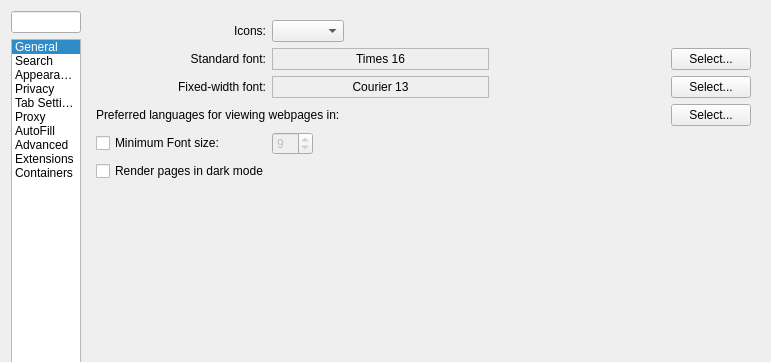
Qt form src/settings.ui (IT-Space-2026/arktos) before a commit; both pictures show x 0 to 771 and y 0 to 362 of the 771 by 1214 pixel window.
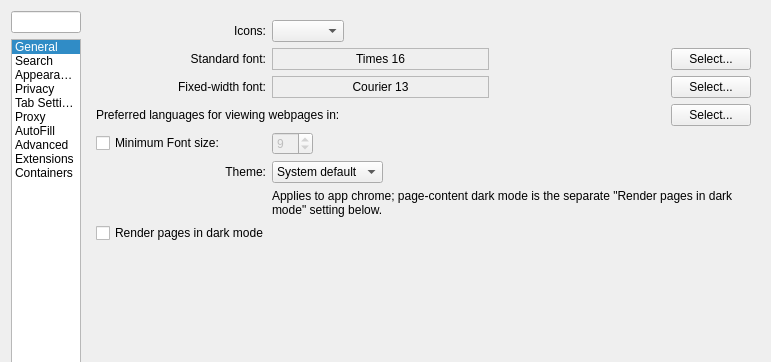
The same form after that commit. The open tabs and pages were chosen to show the change. Custom widgets are drawn as their Qt base class.

Commit message: THEME01: dark-mode UI switch on Preferences' Appearance page

```diff
--- a/src/settings.ui
+++ b/src/settings.ui
@@ -1301,7 +1301,61 @@
          </property>
         </widget>
        </item>
-       <item row="5" column="0" colspan="3">
+       <item row="5" column="0">
+        <widget class="QLabel" name="themeLabel">
+         <property name="text">
+          <string>Theme:</string>
+         </property>
+         <property name="alignment">
+          <set>Qt::AlignRight|Qt::AlignTrailing|Qt::AlignVCenter</set>
+         </property>
+         <property name="buddy">
+          <cstring>themeCombo</cstring>
+         </property>
+        </widget>
+       </item>
+       <item row="5" column="1" colspan="4">
+        <widget class="QComboBox" name="themeCombo">
+         <property name="sizePolicy">
+          <sizepolicy hsizetype="Maximum" vsizetype="Fixed">
+           <horstretch>0</horstretch>
+           <verstretch>0</verstretch>
+          </sizepolicy>
+         </property>
+         <property name="toolTip">
+          <string>Color scheme for Arora's own windows, menus and dialogs. &quot;System default&quot; follows the desktop preference.</string>
+         </property>
+         <property name="accessibleName">
+          <string>Theme</string>
+         </property>
+         <item>
+          <property name="text">
+           <string>System default</string>
+          </property>
+         </item>
+         <item>
+          <property name="text">
+           <string>Light</string>
+          </property>
+         </item>
+         <item>
+          <property name="text">
+           <string>Dark</string>
+          </property>
+         </item>
+        </widget>
+       </item>
+       <item row="6" column="1" colspan="4">
+        <widget class="QLabel" name="themeNoteLabel">
+         <property name="text">
+          <string>Applies to app chrome; page-content dark mode is the separate &quot;Render pages in dark mode&quot; setting below.</string>
+         </property>
+         <property name="wordWrap">
+          <bool>true</bool>
+         </property>
+        </widget>
+       </item>
+       <item row="7" column="0" colspan="3">
         <widget class="QCheckBox" name="forceDarkMode">
          <property name="toolTip">
           <string>Pages that ship their own dark theme use it; light-only pages get a heuristic color inversion with a contrast floor so text stays readable. Images and videos are not inverted. Only web content is affected — Arora's own windows keep the desktop palette.</string>
@@ -1311,7 +1365,7 @@
          </property>
         </widget>
        </item>
-       <item row="6" column="3">
+       <item row="8" column="3">
         <spacer name="verticalSpacer">
          <property name="orientation">
           <enum>Qt::Vertical</enum>
```
The commit also changes 18 other files.
